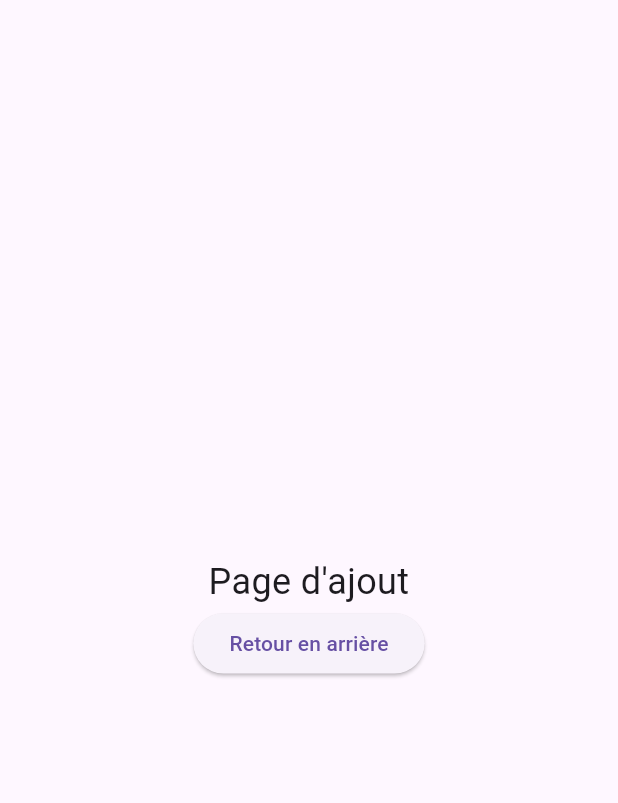
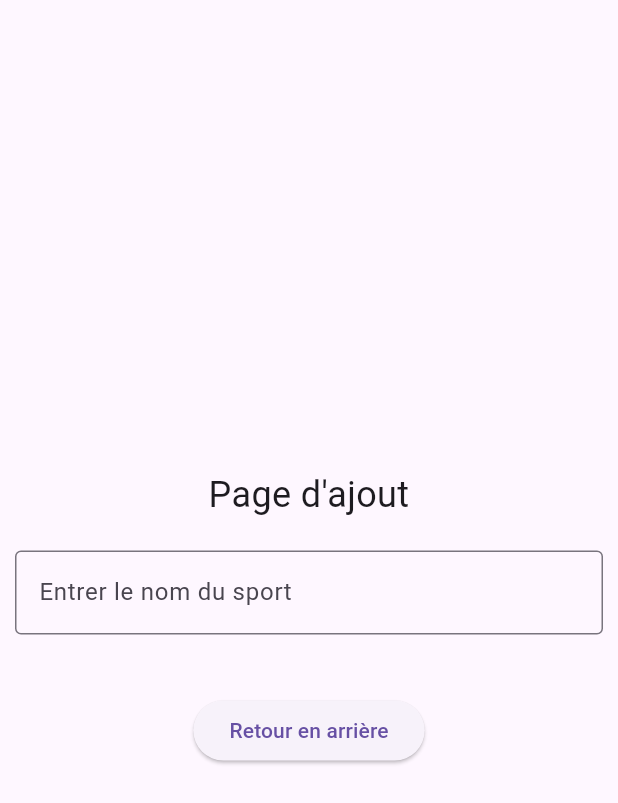
Before and after one commit to yalac/tp1-flutter-sport-YL, a Flutter app: the AjoutSportPage screen opened directly, on a phone screen of 412 x 824 dp. Shown: the top 803 px of the screen. Run offline on Flutter 3.47's test engine with Material 3 defaults, Android fonts, the phone set to English and light mode, and no system bars.

Commit message:
creation d'un premier champ pour le formulaire d'ajout

```diff
--- a/lib/pages/ajout_sport_page.dart
+++ b/lib/pages/ajout_sport_page.dart
@@ -5,8 +5,8 @@ class AjoutSportPage extends StatelessWidget {
 
   @override
   Widget build(BuildContext context) {
-    return Center(
-      child: Column(
+    return Scaffold(
+      body: Column(
         mainAxisAlignment: MainAxisAlignment.center,
         children: [
           Text(
@@ -14,6 +14,19 @@ class AjoutSportPage extends StatelessWidget {
             style: TextStyle(fontSize: 24),
             textAlign: TextAlign.center,
           ),
+          SizedBox(height: 10),
+
+          Padding(
+            padding: const EdgeInsets.all(10),
+            child: TextField(
+              decoration: InputDecoration(
+                border: OutlineInputBorder(),
+                hintText: 'Entrer le nom du sport',
+              ),
+            ),
+          ),
+          SizedBox(height: 30),
+
           ElevatedButton(
             onPressed: () {
               Navigator.pop(context);
```
